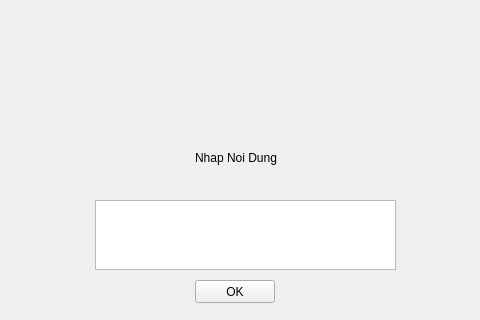
This is mainwindow.ui in Maidiep372/2222 as Qt 5 draws it before an edit; both pictures show x 135 to 615 and y 0 to 320 of the 800 by 600 pixel window. The edited form follows.
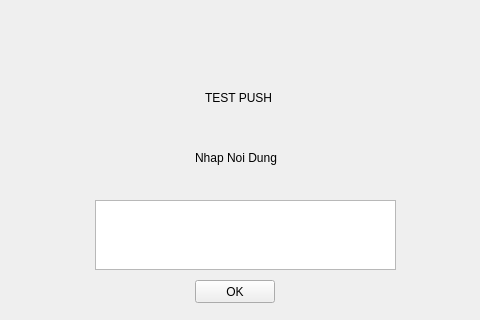
This is the edited form.

The edit to the form file:
```diff
--- a/mainwindow.ui
+++ b/mainwindow.ui
@@ -50,6 +50,19 @@
      </rect>
     </property>
    </widget>
+   <widget class="QLabel" name="label_2">
+    <property name="geometry">
+     <rect>
+      <x>340</x>
+      <y>90</y>
+      <width>71</width>
+      <height>16</height>
+     </rect>
+    </property>
+    <property name="text">
+     <string>TEST PUSH</string>
+    </property>
+   </widget>
   </widget>
   <widget class="QMenuBar" name="menubar">
    <property name="geometry">
```
